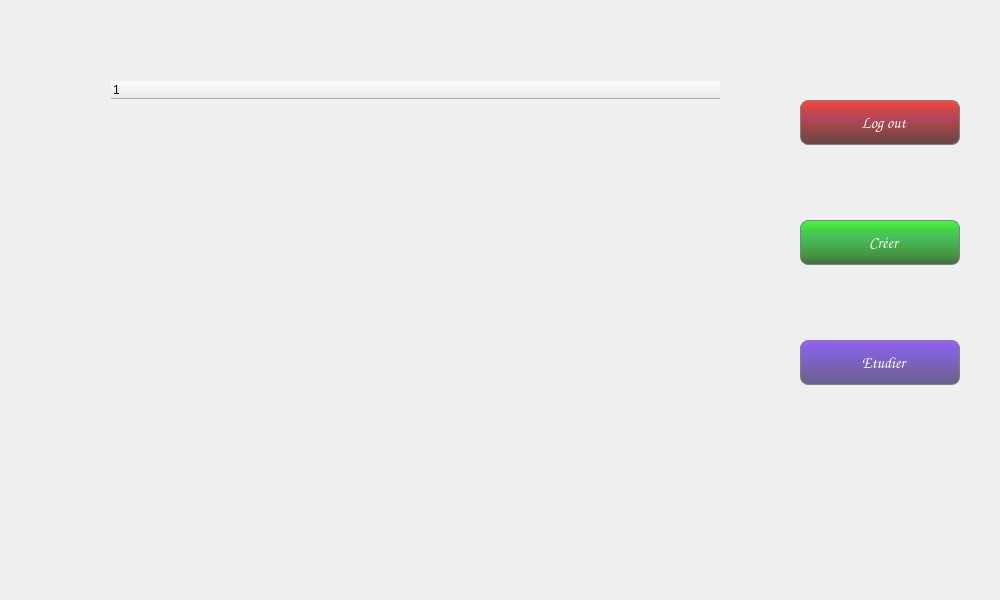
This is explorer.ui in bernard169/Studying_cards as Qt 5 draws it before an edit. The edited form follows.
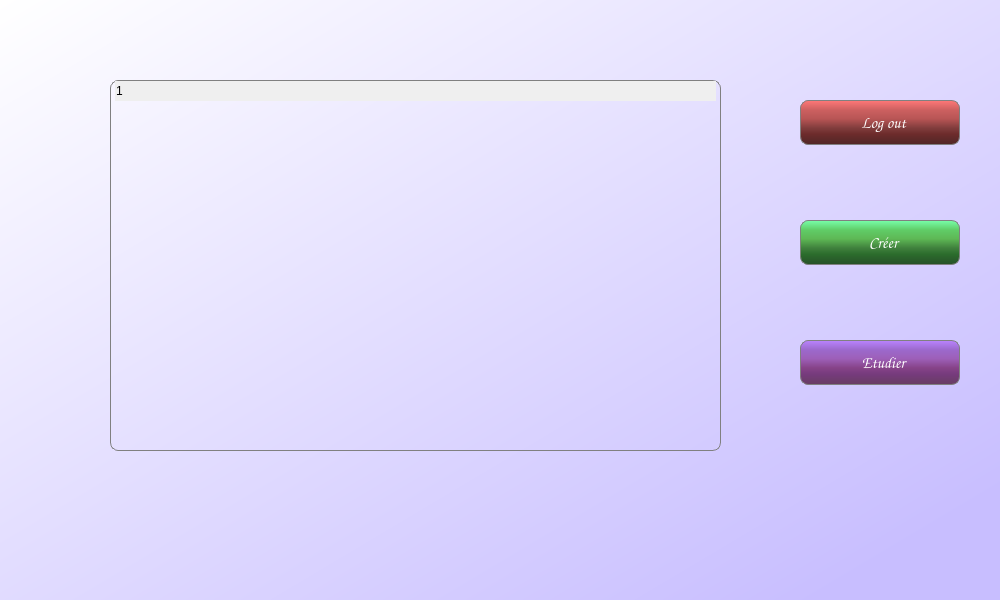
This is the edited form. Icons and pictures are not drawn.

Patch:
```diff
--- a/explorer.ui
+++ b/explorer.ui
@@ -18,7 +18,7 @@
     <normaloff>images/home.png</normaloff>images/home.png</iconset>
   </property>
   <property name="styleSheet">
-   <string notr="true">QMainWindow{
+   <string notr="true">QDialog{
 background-color :qlineargradient(spread:pad, x1:0, y1:0, x2:1, y2:1, stop:0 rgba(255, 255, 255, 255), stop:0.905028 rgba(200, 190, 255, 255));} 
 </string>
   </property>
@@ -39,12 +39,17 @@
    </property>
    <property name="styleSheet">
     <string notr="true">QPushButton{
-background-color:qlineargradient(spread:pad, x1:0, y1:0, x2:0, y2:1, stop:0 rgba(255, 0, 0, 180), stop:0.219101 rgba(193, 0, 0, 180), stop:0.41573 rgba(154, 0, 32, 180), stop:0.629213 rgba(120, 0, 0, 180), stop:0.803371 rgba(80, 0, 0, 180), stop:1 rgba(53, 0, 0, 180));
+background-color:qlineargradient(spread:pad, x1:0, y1:0, x2:0, y2:1, stop:0 rgba(255, 120, 120, 255), stop:0.217617 rgba(204, 96, 96, 255), stop:0.41573 rgba(184, 85, 85, 255), stop:0.623596 rgba(129, 61, 61, 255), stop:0.769663 rgba(108, 43, 43, 255), stop:1 rgba(80, 39, 39, 255));
 color:white;
 border: 1px solid gray; 
 border-radius: 8px; 
 padding: 0 8px; 
-selection-background-color: darkgray; }</string>
+selection-background-color: darkgray; }
+
+QPushButton:Pressed{
+background-color:qlineargradient(spread:pad, x1:0, y1:0, x2:0, y2:1, stop:0 rgba(151, 71, 71, 255), stop:0.217617 rgba(138, 65, 65, 255), stop:0.41573 rgba(127, 58, 58, 255), stop:0.623596 rgba(102, 48, 48, 255), stop:0.769663 rgba(92, 37, 37, 255), stop:1 rgba(71, 34, 34, 255));
+}
+</string>
    </property>
    <property name="text">
     <string>  Log out</string>
@@ -78,12 +83,16 @@
    </property>
    <property name="styleSheet">
     <string notr="true">QPushButton{
-background-color:qlineargradient(spread:pad, x1:0, y1:0, x2:0, y2:1, stop:0 rgba(0, 255, 0, 180), stop:0.219101 rgba(0, 195, 0, 180), stop:0.41573 rgba(0, 165, 32, 180), stop:0.629213 rgba(0, 135, 0, 180), stop:0.820225 rgba(0, 103, 0, 180), stop:1 rgba(0, 51, 0, 180));
+background-color:qlineargradient(spread:pad, x1:0, y1:0, x2:0, y2:1, stop:0 rgba(120, 255, 170, 255), stop:0.217617 rgba(96, 204, 103, 255), stop:0.41573 rgba(94, 184, 85, 255), stop:0.623596 rgba(64, 129, 61, 255), stop:0.769663 rgba(43, 108, 44, 255), stop:1 rgba(39, 80, 41, 255));
 color:white;
 border: 1px solid gray; 
 border-radius: 8px; 
 padding: 0 8px; 
-selection-background-color: darkgray; }</string>
+selection-background-color: darkgray; }
+
+QPushButton:Pressed{
+background-color:qlineargradient(spread:pad, x1:0, y1:0, x2:0, y2:1, stop:0 rgba(65, 138, 92, 255), stop:0.217617 rgba(60, 128, 64, 255), stop:0.41573 rgba(59, 115, 53, 255), stop:0.623596 rgba(44, 89, 42, 255), stop:0.769663 rgba(29, 75, 31, 255), stop:1 rgba(27, 55, 28, 255));
+}</string>
    </property>
    <property name="text">
     <string>  Créer</string>
@@ -117,12 +126,16 @@
    </property>
    <property name="styleSheet">
     <string notr="true">QPushButton{
-background-color:qlineargradient(spread:pad, x1:0, y1:0, x2:0, y2:1, stop:0 rgba(94, 0, 255, 150), stop:0.219101 rgba(60, 0, 204, 150), stop:0.41573 rgba(48, 0, 184, 150), stop:0.623596 rgba(37, 0, 129, 150), stop:0.769663 rgba(28, 0, 108, 150), stop:1 rgba(10, 0, 80, 150));
+background-color:qlineargradient(spread:pad, x1:0, y1:0, x2:0, y2:1, stop:0 rgba(185, 132, 255, 255), stop:0.212435 rgba(156, 105, 204, 255), stop:0.41573 rgba(157, 95, 184, 255), stop:0.623596 rgba(134, 67, 136, 255), stop:0.766839 rgba(118, 59, 125, 255), stop:1 rgba(104, 61, 99, 255));
 color:white;
 border: 1px solid gray; 
 border-radius: 8px; 
 padding: 0 8px; 
-selection-background-color: darkgray; }</string>
+selection-background-color: darkgray; }
+
+QPushButton:pressed{
+background-color:qlineargradient(spread:pad, x1:0, y1:0, x2:0, y2:1, stop:0 rgba(104, 74, 143, 255), stop:0.212435 rgba(99, 67, 130, 255), stop:0.41573 rgba(97, 58, 114, 255), stop:0.621762 rgba(90, 47, 91, 255), stop:0.766839 rgba(87, 43, 92, 255), stop:1 rgba(68, 40, 65, 255));
+}</string>
    </property>
    <property name="text">
     <string>  Etudier</string>
@@ -156,6 +169,16 @@
    <property name="styleSheet">
     <string notr="true">QTreeWidget{
 background-color: rgba(255, 255, 255, 0);
+border: 1px solid gray; 
+border-radius: 8px; 
+padding: 0 4px; 
+selection-background-color: darkgray;
+}
+QHeaderView::section {
+    background-color: rgba(255, 255, 255, 0);
+	border-radius: 8px; 
+    /*padding-left: 0 8px;*/
+    border: 1px solid transparent;
 }</string>
    </property>
    <column>
```
